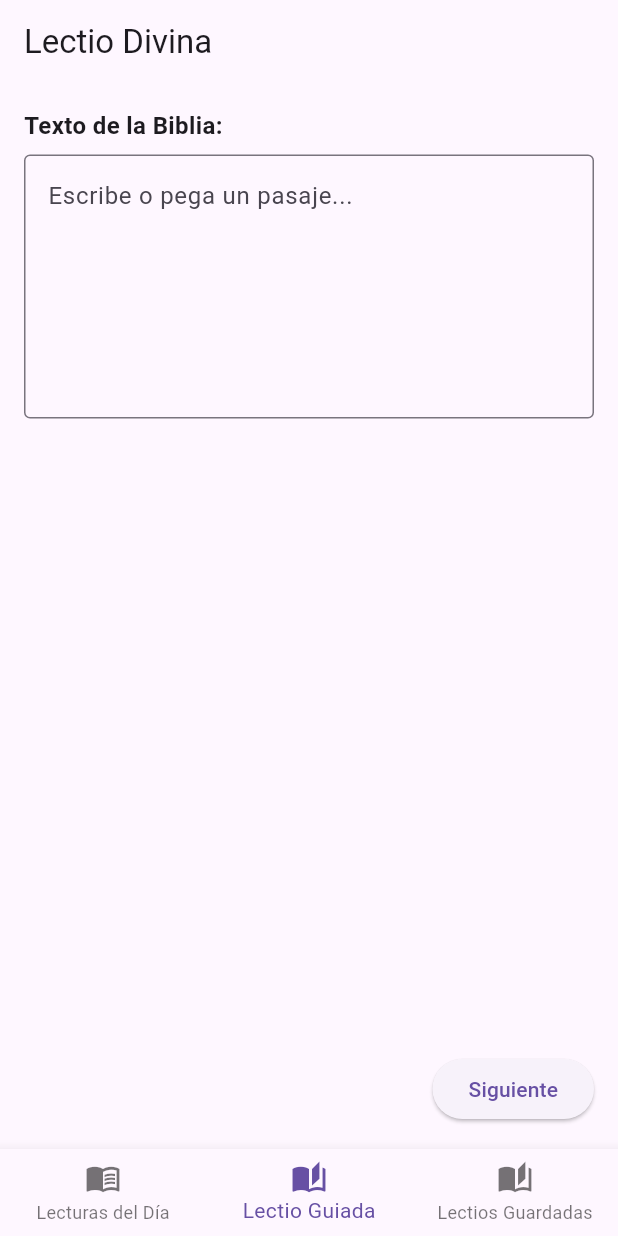
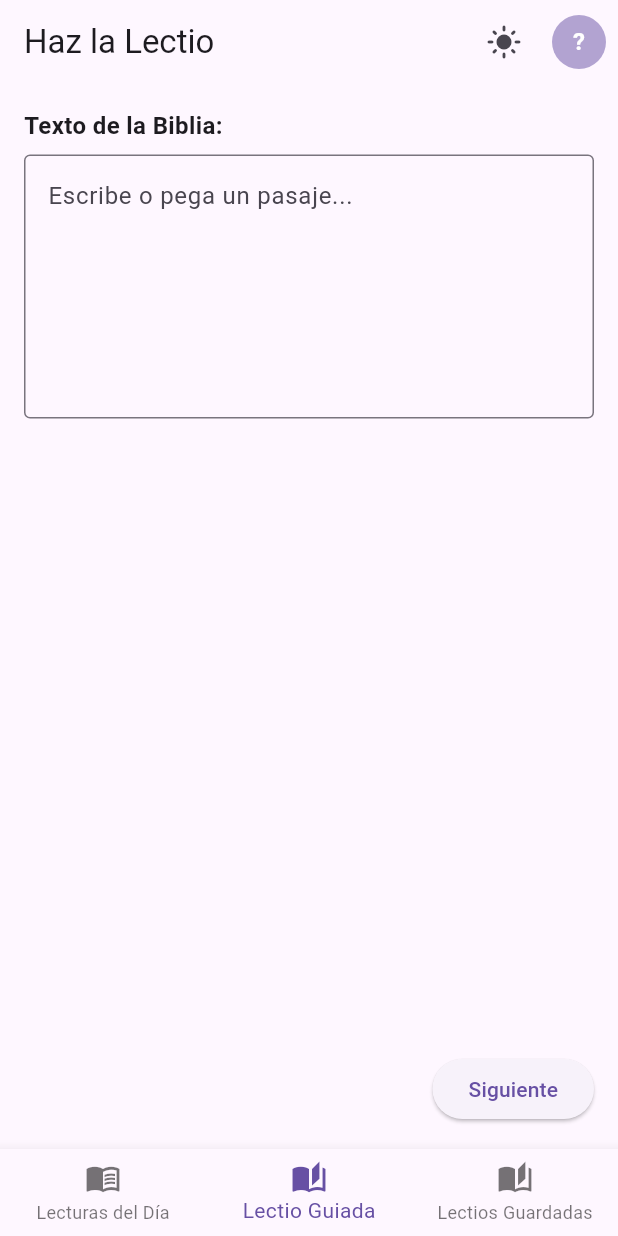
Before and after one commit to lfelipemarin/lectio-app, a Flutter app: the screen it shows once a user with an empty profile is signed in, item 2 of the bottom bar chosen, on a phone screen of 412 x 824 dp. Run offline on Flutter 3.47's test engine with Material 3 defaults, Android fonts, the phone set to English and light mode, and no system bars; our stand-ins replace cloud_firestore, firebase_auth, firebase_core, flutter_riverpod, google_sign_in; accounts and stored records are empty; network calls fail.

Commit message:
HeadBar and light or dark mode

```diff
--- a/lib/main.dart
+++ b/lib/main.dart
@@ -2,6 +2,7 @@
 import 'package:firebase_core/firebase_core.dart';
 import 'package:flutter/material.dart';
 import 'package:flutter_riverpod/flutter_riverpod.dart';
+import 'package:lectio_app/providers/theme_provider.dart';
 import 'package:lectio_app/views/authentication_page.dart';
 import 'package:lectio_app/views/authenticated_page.dart';
 
@@ -11,14 +12,18 @@
   runApp(const ProviderScope(child: MyApp()));
 }
 
-class MyApp extends StatelessWidget {
+class MyApp extends ConsumerWidget {
   const MyApp({super.key});
 
   @override
-  Widget build(BuildContext context) {
+  Widget build(BuildContext context, WidgetRef ref) {
+    final themeMode = ref.watch(themeProvider);
+
     return MaterialApp(
       title: 'Lectio Divina App',
-      theme: ThemeData(primarySwatch: Colors.blue),
+      themeMode: themeMode, // Dynamically change theme
+      darkTheme: ThemeData.dark(),
+      theme: ThemeData.light(),
       home: const AuthChecker(), // Página que controla la autenticación
     );
   }
--- /dev/null
+++ b/lib/providers/theme_provider.dart
@@ -0,0 +1,15 @@
+import 'package:flutter/material.dart';
+import 'package:flutter_riverpod/flutter_riverpod.dart';
+
+// Define the theme provider
+final themeProvider = StateNotifierProvider<ThemeNotifier, ThemeMode>(
+      (ref) => ThemeNotifier(),
+);
+
+class ThemeNotifier extends StateNotifier<ThemeMode> {
+  ThemeNotifier() : super(ThemeMode.system);
+
+  void toggleTheme() {
+    state = state == ThemeMode.light ? ThemeMode.dark : ThemeMode.light;
+  }
+}
--- a/lib/views/authenticated_page.dart
+++ b/lib/views/authenticated_page.dart
@@ -1,16 +1,18 @@
 import 'package:flutter/material.dart';
+import 'package:flutter_riverpod/flutter_riverpod.dart';
 import 'package:lectio_app/views/daily_readings_page.dart';
 import 'package:lectio_app/views/guided_lectio_divina_page.dart';
 import 'package:lectio_app/views/lectios/lectio_list_page.dart';
+import 'package:lectio_app/widgets/header_bar.dart';
 
-class AuthenticatedPage extends StatefulWidget {
+class AuthenticatedPage extends ConsumerStatefulWidget {
   const AuthenticatedPage({super.key});
 
   @override
   AuthenticatedPageState createState() => AuthenticatedPageState();
 }
 
-class AuthenticatedPageState extends State<AuthenticatedPage> {
+class AuthenticatedPageState extends ConsumerState<AuthenticatedPage> {
   int _selectedIndex = 0;
 
   // Las pantallas que se mostrarán en cada pestaña
@@ -30,7 +32,14 @@ class AuthenticatedPageState extends State<AuthenticatedPage> {
 
   @override
   Widget build(BuildContext context) {
+    // Get the authenticated user from the provider
+    final user = ref.watch(authUserProvider);
+
     return Scaffold(
+      appBar: HeaderBar(
+        profileImageUrl: user.value?.photoURL, // Pass profile image URL
+        userName: user.value?.displayName ?? 'User', // Pass the user's name
+      ),
       body: _pages[_selectedIndex],
       bottomNavigationBar: BottomNavigationBar(
         items: const [
--- a/lib/views/daily_readings_page.dart
+++ b/lib/views/daily_readings_page.dart
@@ -18,9 +18,6 @@ class DailyReadingsPageState extends ConsumerState<DailyReadingsPage> {
     final dailyReadings = ref.watch(dailyReadingsProvider(_selectedDate));
 
     return Scaffold(
-      appBar: AppBar(
-        title: const Text('Lecturas del Día'),
-      ),
       body: SingleChildScrollView(
         // Wrap content inside SingleChildScrollView
         child: Column(
--- a/lib/views/guided_lectio_divina_page.dart
+++ b/lib/views/guided_lectio_divina_page.dart
@@ -65,9 +65,6 @@ class _GuidedLectioDivinaPageState extends ConsumerState<GuidedLectioDivinaPage>
     final authUser = ref.watch(authUserProvider);
 
     return Scaffold(
-      appBar: AppBar(
-        title: const Text('Lectio Divina'),
-      ),
       body: authUser.when(
         data: (user) {
           if (user == null) {
--- a/lib/views/lectio_detail_page.dart
+++ b/lib/views/lectio_detail_page.dart
@@ -79,7 +79,6 @@ class _LectioDetailPageState extends ConsumerState<LectioDetailPage> {
 
     return Scaffold(
       appBar: AppBar(
-        title: const Text('Detalle de Lectio'),
         actions: [
           IconButton(
             icon: Icon(_isEditing ? Icons.check : Icons.edit),
--- a/lib/views/saints_page.dart
+++ b/lib/views/saints_page.dart
@@ -5,9 +5,8 @@ class SaintsPage extends StatelessWidget {
 
   @override
   Widget build(BuildContext context) {
-    return Scaffold(
-      appBar: AppBar(title: const Text('Santos del Día')),
-      body: const Center(
+    return const Scaffold(
+      body: Center(
         child: Text(
           'Información de Santos del Día aquí',
           style: TextStyle(fontSize: 18),
--- /dev/null
+++ b/lib/widgets/header_bar.dart
@@ -0,0 +1,60 @@
+import 'package:flutter/material.dart';
+import 'package:flutter_riverpod/flutter_riverpod.dart';
+import 'package:lectio_app/providers/theme_provider.dart'; // Import your theme provider
+
+class HeaderBar extends ConsumerWidget implements PreferredSizeWidget {
+  final String? profileImageUrl;
+  final String? userName;
+
+  const HeaderBar({
+    super.key,
+    required this.profileImageUrl,
+    required this.userName,
+  });
+
+  @override
+  Widget build(BuildContext context, WidgetRef ref) {
+    final theme = Theme.of(context);
+    final isDarkMode = theme.brightness == Brightness.dark;
+
+    return AppBar(
+      title: const Text('Haz la Lectio'),
+      actions: [
+        // Theme Toggle Button
+        IconButton(
+          icon: Icon(isDarkMode ? Icons.dark_mode : Icons.light_mode),
+          onPressed: () {
+            final themeNotifier = ref.read(themeProvider.notifier);
+            themeNotifier.toggleTheme();
+          },
+        ),
+
+        // User Profile
+        Padding(
+          padding: const EdgeInsets.symmetric(horizontal: 8.0),
+          child: CircleAvatar(
+            radius: 18,
+            backgroundColor: theme.colorScheme.primary.withOpacity(0.5),
+            backgroundImage: profileImageUrl != null
+                ? NetworkImage(profileImageUrl!)
+                : null, // Load profile image if available
+            child: profileImageUrl == null
+                ? Text(
+              userName?.isNotEmpty == true
+                  ? userName![0].toUpperCase()
+                  : '?', // Show first letter of userName or '?' if name is unavailable
+              style: const TextStyle(
+                color: Colors.white,
+                fontWeight: FontWeight.bold,
+              ),
+            )
+                : null,
+          ),
+        ),
+      ],
+    );
+  }
+
+  @override
+  Size get preferredSize => const Size.fromHeight(kToolbarHeight);
+}
```
